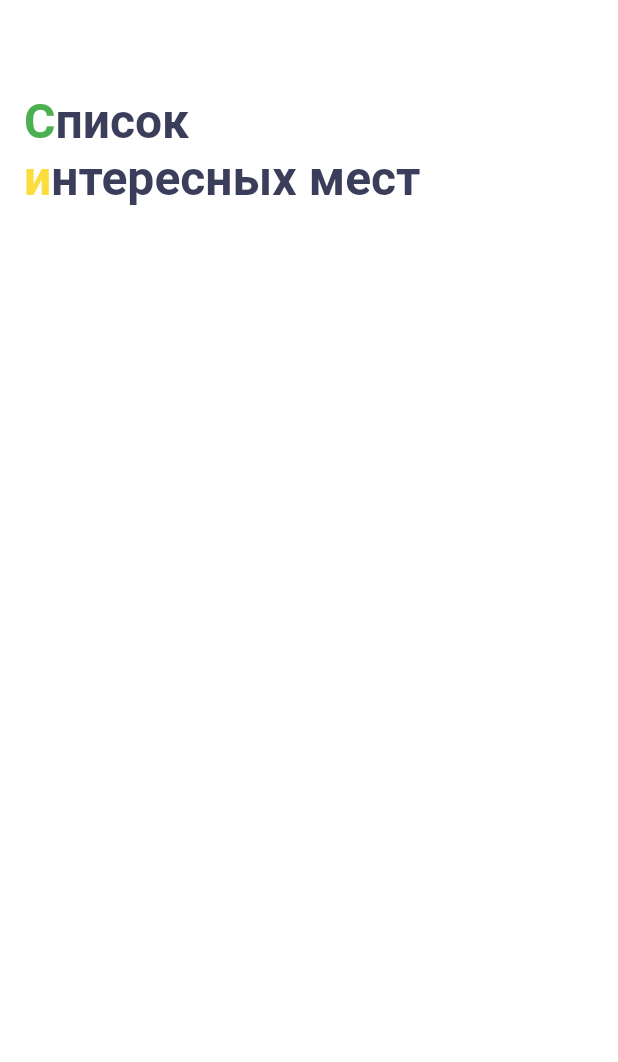
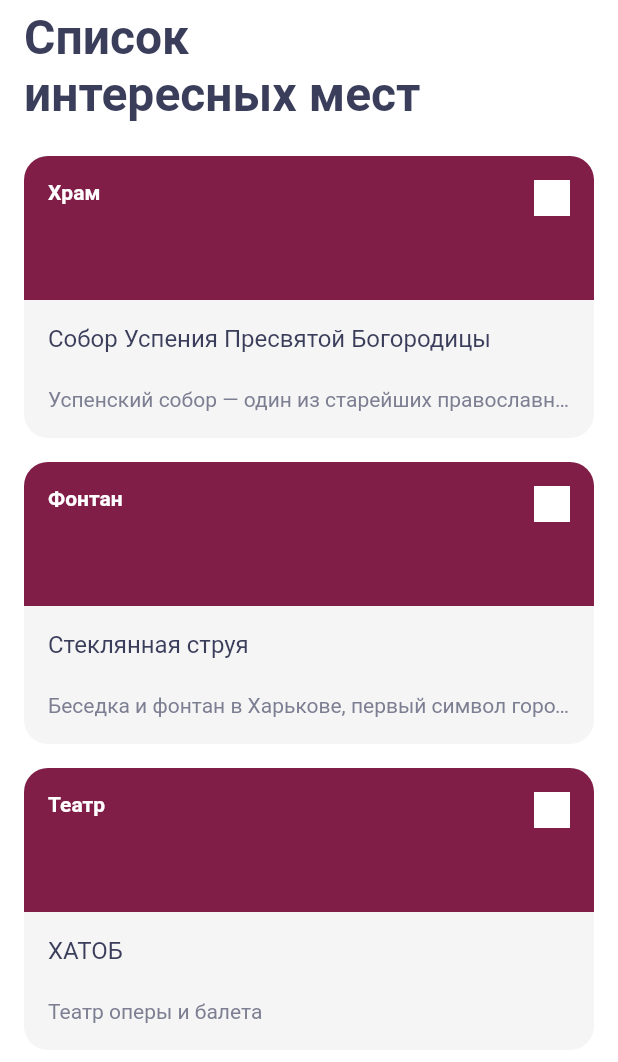
Before and after one commit to alexbozhko-flutter/surf-flutter-course-bozhko, a Flutter app: the screen it shows after launch, on a phone screen of 412 x 824 dp. Shown: the top 1062 px of the screen. Run offline on Flutter 3.47's test engine with Material 2 defaults, Android fonts, the phone set to English and light mode, and no system bars.

Commit message:
+ В папке screen sight_card.dart. + В sight_card.dart создайте StatelessWidget SightCard + Сверстана карточкау интересного места согласно дизайну. + На экране SightListScreen оформление экрана согласно дизайну + несколько карточек на экране SightListScreen.

```diff
--- a/lib/main.dart
+++ b/lib/main.dart
@@ -1,4 +1,6 @@
 import 'package:flutter/material.dart';
+import 'package:places/ui/screen/sight_card.dart';
+import 'mocks.dart';
 import 'ui/screen/sight_list_sreen.dart';
 import 'package:flutter/services.dart';
 
@@ -31,7 +33,11 @@ class App extends StatelessWidget {
 
       // home: MyFirstWidget(),
       // home: MySecondWidget(),
-      home: SightListScreen(),
+       home: SightListScreen(),
+      // home: SightCard(sight: mocks[0]),
+
+
+
     );
   }
 }
--- a/lib/mocks.dart
+++ b/lib/mocks.dart
@@ -4,17 +4,24 @@ import 'package:places/domain/sight.dart';
  final List<Sight> mocks = [ // Думаю, так будет лучше
 // final List mocks = [
   Sight(
-      "Успенский собор",
+      "Собор Успения Пресвятой Богородицы",
       49.1794452,
       36.1593532,
       "http://",
-      "Собор Успения Пресвятой Богородицы (Успенский собор) — один из старейших православных храмов Харькова. Пятый из двенадцати официальных символов города.",
-      ""),
+      "Успенский собор — один из старейших православных храмов Харькова. Пятый из двенадцати официальных символов города.",
+      "Храм"),
   Sight(
       "Стеклянная струя",
       49.998694,
       36.234583,
       "https://ru.wikipedia.org/wiki/%D0%A1%D1%82%D0%B5%D0%BA%D0%BB%D1%8F%D0%BD%D0%BD%D0%B0%D1%8F_%D1%81%D1%82%D1%80%D1%83%D1%8F",
       "Беседка и фонтан в Харькове, первый символ города",
-      "")
+      "Фонтан"),
+  Sight(
+      "ХАТОБ",
+      49.998694,
+      36.234583,
+      "http://hatob.com.ua",
+      "Театр оперы и балета",
+      "Театр"),
 ];
--- /dev/null
+++ b/lib/ui/screen/sight_card.dart
@@ -0,0 +1,117 @@
+import 'package:flutter/material.dart';
+import 'package:places/domain/sight.dart';
+import 'package:places/ui/styles.dart';
+
+TextSpan appBarTitle = TextSpan(
+  style: largeTitle,
+  text: "Список \nинтересных мест",
+);
+
+class SightCard extends StatelessWidget {
+  final Sight sight;
+
+  const SightCard({Key key, this.sight}) : super(key: key);
+  @override
+  Widget build(BuildContext context) {
+    Type getContRuntimeType() {
+      return context.runtimeType;
+    }
+
+
+    return
+
+      Padding(
+        padding: const EdgeInsets.fromLTRB(16.0, 16.0, 16.0, 0),
+        child: Column(
+
+        children: [
+          Container(
+            decoration: BoxDecoration(
+              borderRadius: BorderRadius.vertical(
+                  top: Radius.circular(16),
+            ),
+              color: Color(0xFF801E48),
+            ),
+            // color: Color(0xFF801E48),
+            height: 96.0,
+            alignment: Alignment.topLeft, // !просмотреть
+            child: Stack(
+              children: [
+                Positioned(
+                  left: 16,
+                  top: 16,
+                  child: //Text.rich(
+                  // Тип (Type) достопримечательности
+                  Text.rich(
+                      TextSpan(
+                        style: styleSightType,
+                        text: sight.type,
+                      ),
+                      maxLines: 2,
+                      overflow: TextOverflow.ellipsis,
+                      textAlign: TextAlign.left,
+                    )
+                ),
+                Positioned(
+                    right: 16,
+                    top: 16,
+                    child: //Text.rich(
+                  Container( // иконка (заглушка)
+                    color: Colors.white,
+                    width: 24.0,
+                    height: 24.0,
+                  ),
+                ),
+              ],
+            ),
+          ),
+          Container(
+            decoration: BoxDecoration(
+              borderRadius: BorderRadius.vertical(
+                bottom: Radius.circular(16),
+              ),
+              color: Color(0xFFF5F5F5),
+            ),
+            height: 92.0,
+            child: Stack(
+              children: [
+                Positioned(
+                    left: 16,
+                    right: 16,
+                    top: 16,
+                    child:
+                    // Название (name) достопримечательности
+                    RichText(
+                      text: TextSpan(
+                        style: stylesightName,
+                        text: sight.name,
+                      ),
+                      maxLines: 2, // ограничение в 3 строки
+                      overflow: TextOverflow.ellipsis,
+                      textAlign: TextAlign.left,
+                    )
+                ),
+                Positioned(
+                    left: 16,
+                    right: 16,
+                    top: 58,
+                    child: //Text.rich(
+                    // Описание (details) достопримечательности
+                    Text.rich(
+                      TextSpan(
+                        style: styleSightDetails,
+                        text: sight.details,
+                      ),
+
+                      overflow: TextOverflow.ellipsis,
+                      textAlign: TextAlign.left,
+                    )
+                ),
+              ],
+            ),
+          ),
+        ],
+    ),
+      );
+  }
+}
--- a/lib/ui/screen/sight_list_sreen.dart
+++ b/lib/ui/screen/sight_list_sreen.dart
@@ -1,15 +1,10 @@
 import 'package:flutter/material.dart';
+import 'package:places/mocks.dart';
+import 'package:places/ui/screen/sight_card.dart';
+import 'package:places/ui/styles.dart';
 
 // Сразу вынес стиль в переменную, вероятно придётся использовать его в других
 // формах.
-TextStyle largeTitle = TextStyle(
-  color: Color(0xff3B3E5B), //hex color из css макета
-  fontFamily: 'Roboto',
-  fontSize: 32.0, //фонт пришлось увеличить принудительно, похоже размер шрифта
-  // в RichText воспроизводится неправильно (см. ниже по коду)
-  fontWeight: FontWeight.bold,
-  fontStyle: FontStyle.normal,
-);
 
 TextStyle largeTitleGreen = TextStyle(
   color: Color(0xff4CAF50), //hex color из css макета
@@ -30,24 +25,9 @@ TextStyle largeTitleYellow = TextStyle(
 
 /// TextSpan для отображения заголовка AppBar'а
 TextSpan appBarTitle = TextSpan(
-    style: largeTitle,
-    children: [
-      TextSpan(
-        text: 'С',
-        style: largeTitleGreen,
-      ),
-      TextSpan(
-        text: 'писок',
-      ),
-      TextSpan(
-        text: '\nи',
-        style: largeTitleYellow,
-      ),
-      TextSpan(
-        text: 'нтересных мест',
-      ),
-    ]);
-
+  style: largeTitle,
+  text: 'Список \nинтересных мест',
+);
 
 /// StatefulWidget для задания 4.2
 class SightListScreen extends StatefulWidget {
@@ -55,53 +35,34 @@ class SightListScreen extends StatefulWidget {
   _SightListScreenState createState() => _SightListScreenState();
 }
 
-
 /// реализация состояния
 class _SightListScreenState extends State<SightListScreen> {
   @override
   Widget build(BuildContext context) {
-
     return Scaffold(
       backgroundColor: Colors.white,
       appBar: AppBar(
-
         backgroundColor: Colors.white, // status bar color
         brightness: Brightness.light, // status bar brightness
-        // суммарная высота двух строк и полей из макета
-        // три строки тоже зайдёт за счёт полей, больше 3-х не будет
-        toolbarHeight: 200,
+        toolbarHeight: 88,
         elevation: 0.0, //убирает тень appbar'а
-
-// Оставил код из предыдущего таска в комментарии
-// у меня проявился вот этот баг, легче будет воспроизвести
-// https://github.com/flutter/flutter/issues/14675
-/*
-        title: Text(
-          'Список интересных мест',
-          maxLines: 3, // ограничение в 3 строки
+        title:
+            RichText(
+          text: appBarTitle,
+          maxLines: 2, // ограничение в 3 строки
           overflow: TextOverflow.ellipsis,
           textAlign: TextAlign.left,
-          // style: largeTitle,
-          style: largeTitle,
         ),
-*/
-
-        title:
-// Если использовать нижеследующий код, то размер шрифта будет точно таким же,
-// как и при использовании виджета Text (визуально это будет соответствовать
-// макету).
-/*        Text.rich(appBarTitle,
-            maxLines: 3, // ограничение в 3 строки
-            overflow: TextOverflow.ellipsis,
-            textAlign: TextAlign.left,
-            ),
-*/
-// данный вариант соответствует заданию
-        RichText(
-          text: appBarTitle,
-          maxLines: 3, // ограничение в 3 строки
-          overflow: TextOverflow.ellipsis,
-          textAlign: TextAlign.left,
+      ),
+      body: SingleChildScrollView(
+        child: Column(
+          children: [
+            // Динамическим подгребанием списка я не заморачивался
+            // Очевидно дальше будет использован специальный виджет
+            SightCard(sight: mocks[0]),
+            SightCard(sight: mocks[1]),
+            SightCard(sight: mocks[2]),
+          ],
         ),
       ),
     );
--- /dev/null
+++ b/lib/ui/styles.dart
@@ -0,0 +1,40 @@
+
+import 'package:flutter/material.dart';
+
+TextStyle largeTitle = TextStyle(
+  color: Color(0xff3B3E5B), //hex color из css макета
+  fontFamily: 'Roboto',
+  fontSize: 32.0, //фонт пришлось увеличить принудительно, похоже размер шрифта
+  // в RichText воспроизводится неправильно (см. ниже по коду)
+  fontWeight: FontWeight.w700,
+  fontStyle: FontStyle.normal,
+);
+
+TextStyle stylesightName = TextStyle(
+  color: Color(0xff3B3E5B), //hex color из css макета
+  fontFamily: 'Roboto',
+  fontSize: 16.0, //фонт пришлось увеличить принудительно, похоже размер шрифта
+  // в RichText воспроизводится неправильно (см. ниже по коду)
+  fontWeight: FontWeight.w500,
+  fontStyle: FontStyle.normal,
+);
+
+/// Текстовый стиль Категория достопримечательности
+TextStyle styleSightType = TextStyle(
+  color: Color(0xffFFFFFF), //hex color из css макета
+  fontFamily: 'Roboto',
+  fontSize: 14.0, //фонт пришлось увеличить принудительно, похоже размер шрифта
+  // в RichText воспроизводится неправильно (см. ниже по коду)
+  fontWeight: FontWeight.bold,
+  fontStyle: FontStyle.normal,
+);
+
+/// Текстовый стиль Категория достопримечательности
+TextStyle styleSightDetails = TextStyle(
+  color: Color(0xff7C7E92), //hex color из css макета
+  fontFamily: 'Roboto',
+  fontSize: 14.0, //фонт пришлось увеличить принудительно, похоже размер шрифта
+  // в RichText воспроизводится неправильно (см. ниже по коду)
+  fontWeight: FontWeight.normal,
+  fontStyle: FontStyle.normal,
+);
```
